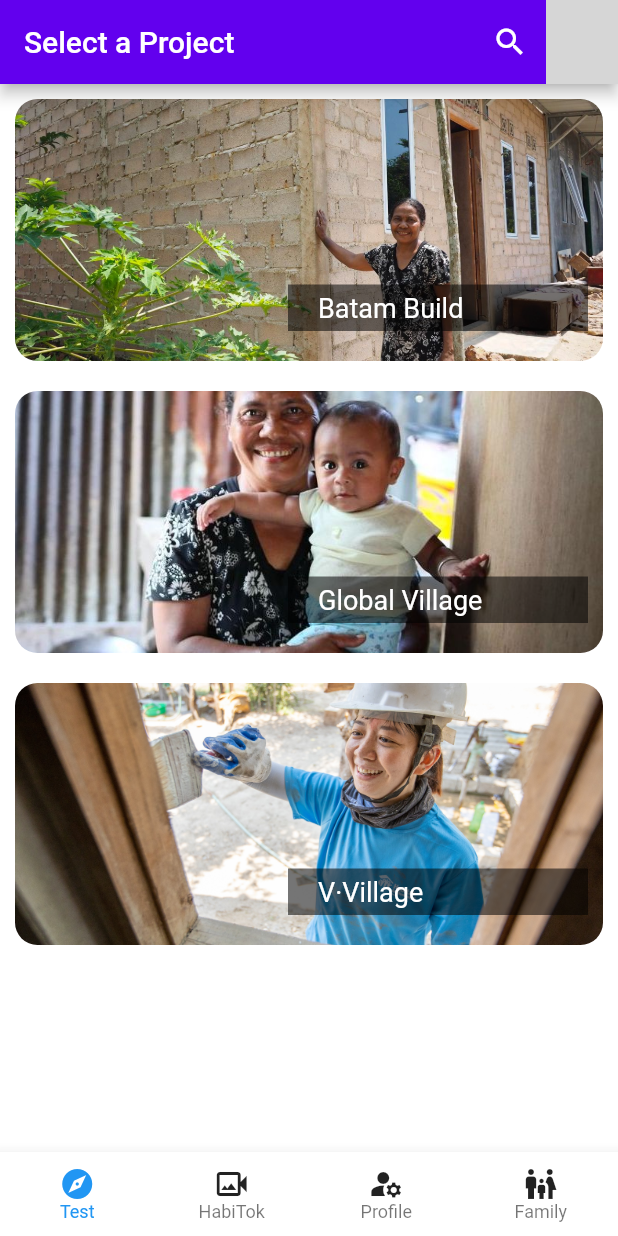
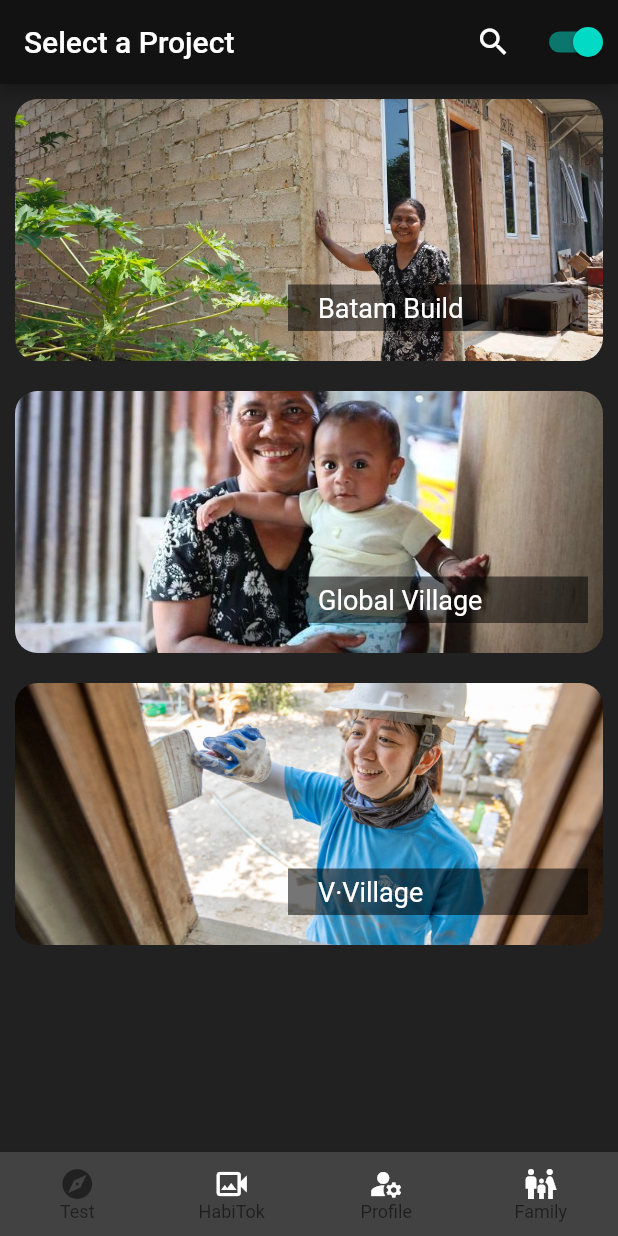
Before and after one commit to itsraveen/hack-for-good, a Flutter app: the screen it shows after launch, on a phone screen of 412 x 824 dp. Run offline on Flutter 3.47's test engine with Material 2 defaults, Android fonts, the phone set to English and light mode, and no system bars; our stand-ins replace material_design_icons_flutter, percent_indicator; grey boxes are pictures that could not be loaded.

Commit message:
Added change theme button

```diff
--- a/lib/main.dart
+++ b/lib/main.dart
@@ -4,6 +4,7 @@ import 'package:hackforgood/screen/achievements_screen.dart';
 import 'package:hackforgood/screen/chat_detail_screen.dart';
 import 'package:hackforgood/screen/family_detail_screen.dart';
 import 'package:hackforgood/screen/home_tok.dart';
+import 'package:provider/provider.dart';
 
 import './category_data.dart';
 import './models/projects.dart';
@@ -26,13 +27,17 @@ class _MyAppState extends State<MyApp> {
   final List<Projects> _availableProjects = PROJECTS_CATEGORIES;
 
   @override
-  Widget build(BuildContext context) {
+  Widget build(BuildContext context) => ChangeNotifierProvider(
+      create: (context) => ThemeProvider(),
+      builder: (context, _) {
+        final themeProvider = Provider.of<ThemeProvider>(context);
+
         return MaterialApp(
           title: 'Habitouch',
           // theme: ThemeData(
           //   primarySwatch: Colors.blue,
           // ),
-      themeMode: ThemeMode.system,
+          themeMode: themeProvider.themeMode,
           theme: MyThemes.lightTheme,
           darkTheme: MyThemes.darkTheme,
           // home: CampusScreen(),
@@ -51,5 +56,5 @@ class _MyAppState extends State<MyApp> {
             );
           },
         );
+      });
 }
-}
--- a/lib/providers/theme_provider.dart
+++ b/lib/providers/theme_provider.dart
@@ -4,6 +4,11 @@ class ThemeProvider extends ChangeNotifier {
   ThemeMode themeMode = ThemeMode.dark;
 
   bool get isDarkMode => themeMode == ThemeMode.dark;
+
+  void toggleTheme(bool isOn) {
+    themeMode = isOn ? ThemeMode.dark : ThemeMode.light;
+    notifyListeners();
+  }
 }
 
 class MyThemes {
--- a/lib/screen/projects_screen.dart
+++ b/lib/screen/projects_screen.dart
@@ -1,4 +1,5 @@
 import 'package:flutter/material.dart';
+import 'package:hackforgood/widgets/change_theme_button.dart';
 
 import '../category_data.dart';
 import '../models/projects.dart';
--- a/lib/widgets/change_theme_button.dart
+++ b/lib/widgets/change_theme_button.dart
@@ -0,0 +1,18 @@
+import 'package:flutter/material.dart';
+import 'package:provider/provider.dart';
+import '../providers/theme_provider.dart';
+
+class ChangeThemeButtonWidget extends StatelessWidget {
+  @override
+  Widget build(BuildContext context) {
+    final themeProvider = Provider.of<ThemeProvider>(context);
+
+    return Switch.adaptive(
+      value: themeProvider.isDarkMode,
+      onChanged: (value) {
+        final provider = Provider.of<ThemeProvider>(context, listen: false);
+        provider.toggleTheme(value);
+      },
+    );
+  }
+}
--- a/pubspec.yaml
+++ b/pubspec.yaml
@@ -36,6 +36,7 @@ dependencies:
   sizer: ^2.0.15
   material_design_icons_flutter: ^5.0.6595
   percent_indicator: ^4.0.0
+  provider: ^6.0.2
 
 dev_dependencies:
   flutter_test:
```
Also changed, not shown: lib/screen/family_detail_screen.dart (+50 -1 lines), pubspec.lock. Lines whose indentation alone changed are shown as unchanged.
